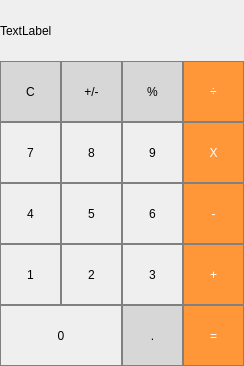
The window that mainwindow.ui (Nawzneen/qtCalculator) describes before a commit, drawn with Qt 5.
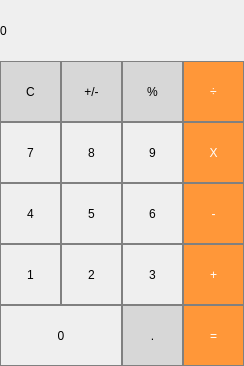
The same window after the commit.

```diff
--- a/mainwindow.ui
+++ b/mainwindow.ui
@@ -32,7 +32,7 @@
 background-color : white;</string>
     </property>
     <property name="text">
-     <string>TextLabel</string>
+     <string>0</string>
     </property>
    </widget>
    <widget class="QPushButton" name="pushButton_clear">
```
